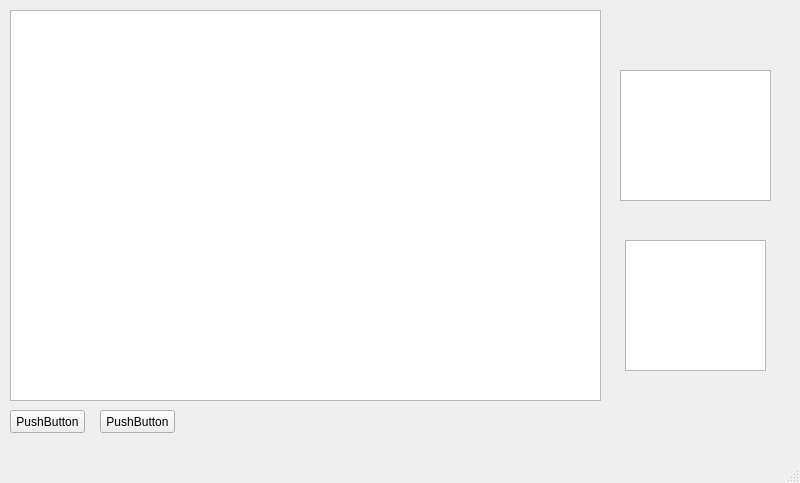
Above: test-qt/ui/main_window.ui from jorgeeldis/EspectrofotometroQT before the change. Below: the same form after it.
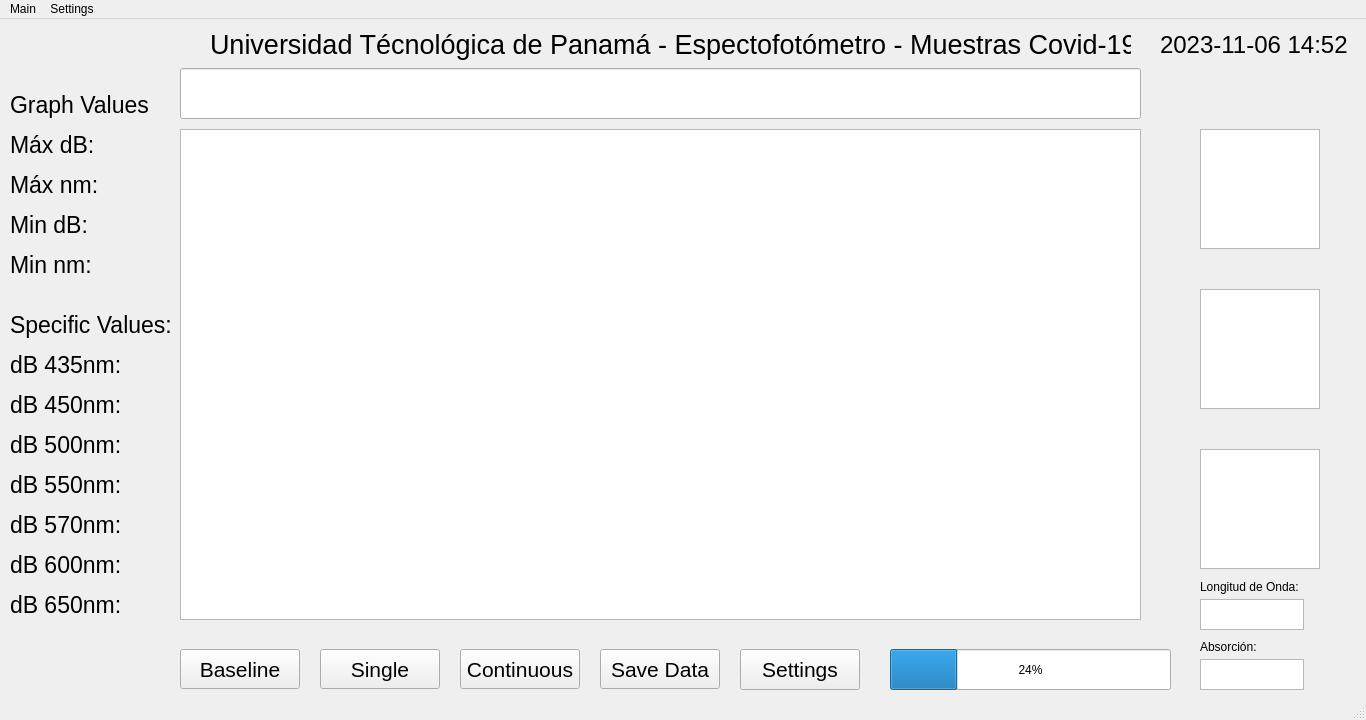
That is the form after the change.

Commit message: Cambios en el GUI

```diff
--- a/test-qt/ui/main_window.ui
+++ b/test-qt/ui/main_window.ui
@@ -6,8 +6,8 @@
    <rect>
     <x>0</x>
     <y>0</y>
-    <width>800</width>
-    <height>483</height>
+    <width>1366</width>
+    <height>720</height>
    </rect>
   </property>
   <property name="windowTitle">
@@ -17,56 +17,477 @@
    <widget class="QPushButton" name="pushButton">
     <property name="geometry">
      <rect>
-      <x>10</x>
-      <y>410</y>
-      <width>75</width>
-      <height>23</height>
+      <x>180</x>
+      <y>630</y>
+      <width>120</width>
+      <height>40</height>
      </rect>
     </property>
+    <property name="font">
+     <font>
+      <pointsize>16</pointsize>
+     </font>
+    </property>
     <property name="text">
-     <string>PushButton</string>
+     <string>Baseline</string>
     </property>
    </widget>
    <widget class="QPushButton" name="pushButton_2">
     <property name="geometry">
      <rect>
-      <x>100</x>
-      <y>410</y>
-      <width>75</width>
-      <height>23</height>
+      <x>320</x>
+      <y>630</y>
+      <width>120</width>
+      <height>40</height>
      </rect>
     </property>
+    <property name="font">
+     <font>
+      <pointsize>16</pointsize>
+     </font>
+    </property>
     <property name="text">
-     <string>PushButton</string>
+     <string>Single</string>
     </property>
    </widget>
    <widget class="QGraphicsView" name="graphicsView">
     <property name="geometry">
      <rect>
-      <x>620</x>
-      <y>70</y>
-      <width>151</width>
-      <height>131</height>
+      <x>1200</x>
+      <y>110</y>
+      <width>120</width>
+      <height>120</height>
      </rect>
     </property>
+    <property name="font">
+     <font>
+      <pointsize>7</pointsize>
+     </font>
+    </property>
    </widget>
    <widget class="QGraphicsView" name="graphicsView_2">
     <property name="geometry">
      <rect>
-      <x>625</x>
-      <y>240</y>
-      <width>141</width>
-      <height>131</height>
+      <x>1200</x>
+      <y>270</y>
+      <width>120</width>
+      <height>120</height>
      </rect>
     </property>
    </widget>
    <widget class="QGraphicsView" name="graphicsView_3">
     <property name="geometry">
      <rect>
-      <x>10</x>
+      <x>180</x>
+      <y>110</y>
+      <width>961</width>
+      <height>491</height>
+     </rect>
+    </property>
+   </widget>
+   <widget class="QGraphicsView" name="graphicsView_4">
+    <property name="geometry">
+     <rect>
+      <x>1200</x>
+      <y>430</y>
+      <width>120</width>
+      <height>120</height>
+     </rect>
+    </property>
+   </widget>
+   <widget class="QPushButton" name="pushButton_3">
+    <property name="geometry">
+     <rect>
+      <x>460</x>
+      <y>630</y>
+      <width>120</width>
+      <height>40</height>
+     </rect>
+    </property>
+    <property name="font">
+     <font>
+      <pointsize>16</pointsize>
+     </font>
+    </property>
+    <property name="text">
+     <string>Continuous</string>
+    </property>
+   </widget>
+   <widget class="QPushButton" name="pushButton_4">
+    <property name="geometry">
+     <rect>
+      <x>600</x>
+      <y>630</y>
+      <width>120</width>
+      <height>40</height>
+     </rect>
+    </property>
+    <property name="font">
+     <font>
+      <pointsize>16</pointsize>
+     </font>
+    </property>
+    <property name="text">
+     <string>Save Data</string>
+    </property>
+   </widget>
+   <widget class="QPushButton" name="pushButton_5">
+    <property name="geometry">
+     <rect>
+      <x>740</x>
+      <y>630</y>
+      <width>120</width>
+      <height>41</height>
+     </rect>
+    </property>
+    <property name="font">
+     <font>
+      <pointsize>16</pointsize>
+     </font>
+    </property>
+    <property name="text">
+     <string>Settings</string>
+    </property>
+   </widget>
+   <widget class="QLabel" name="label">
+    <property name="geometry">
+     <rect>
+      <x>210</x>
       <y>10</y>
-      <width>591</width>
-      <height>391</height>
+      <width>921</width>
+      <height>31</height>
+     </rect>
+    </property>
+    <property name="font">
+     <font>
+      <pointsize>20</pointsize>
+     </font>
+    </property>
+    <property name="text">
+     <string>Universidad Técnológica de Panamá - Espectofotómetro - Muestras Covid-19 </string>
+    </property>
+   </widget>
+   <widget class="QProgressBar" name="progressBar">
+    <property name="geometry">
+     <rect>
+      <x>890</x>
+      <y>630</y>
+      <width>281</width>
+      <height>41</height>
+     </rect>
+    </property>
+    <property name="value">
+     <number>24</number>
+    </property>
+   </widget>
+   <widget class="QLabel" name="label_2">
+    <property name="geometry">
+     <rect>
+      <x>1160</x>
+      <y>10</y>
+      <width>191</width>
+      <height>31</height>
+     </rect>
+    </property>
+    <property name="font">
+     <font>
+      <pointsize>18</pointsize>
+     </font>
+    </property>
+    <property name="text">
+     <string>2023-11-06 14:52</string>
+    </property>
+   </widget>
+   <widget class="QLabel" name="label_3">
+    <property name="geometry">
+     <rect>
+      <x>10</x>
+      <y>70</y>
+      <width>141</width>
+      <height>31</height>
+     </rect>
+    </property>
+    <property name="font">
+     <font>
+      <pointsize>17</pointsize>
+     </font>
+    </property>
+    <property name="text">
+     <string>Graph Values</string>
+    </property>
+   </widget>
+   <widget class="QLabel" name="label_4">
+    <property name="geometry">
+     <rect>
+      <x>10</x>
+      <y>110</y>
+      <width>141</width>
+      <height>31</height>
+     </rect>
+    </property>
+    <property name="font">
+     <font>
+      <pointsize>17</pointsize>
+     </font>
+    </property>
+    <property name="text">
+     <string>Máx dB:</string>
+    </property>
+   </widget>
+   <widget class="QLabel" name="label_5">
+    <property name="geometry">
+     <rect>
+      <x>10</x>
+      <y>150</y>
+      <width>141</width>
+      <height>31</height>
+     </rect>
+    </property>
+    <property name="font">
+     <font>
+      <pointsize>17</pointsize>
+     </font>
+    </property>
+    <property name="text">
+     <string>Máx nm:</string>
+    </property>
+   </widget>
+   <widget class="QLabel" name="label_6">
+    <property name="geometry">
+     <rect>
+      <x>10</x>
+      <y>190</y>
+      <width>141</width>
+      <height>31</height>
+     </rect>
+    </property>
+    <property name="font">
+     <font>
+      <pointsize>17</pointsize>
+     </font>
+    </property>
+    <property name="text">
+     <string>Min dB:</string>
+    </property>
+   </widget>
+   <widget class="QLabel" name="label_7">
+    <property name="geometry">
+     <rect>
+      <x>10</x>
+      <y>230</y>
+      <width>141</width>
+      <height>31</height>
+     </rect>
+    </property>
+    <property name="font">
+     <font>
+      <pointsize>17</pointsize>
+     </font>
+    </property>
+    <property name="text">
+     <string>Min nm:</string>
+    </property>
+   </widget>
+   <widget class="QLabel" name="label_8">
+    <property name="geometry">
+     <rect>
+      <x>10</x>
+      <y>290</y>
+      <width>171</width>
+      <height>31</height>
+     </rect>
+    </property>
+    <property name="font">
+     <font>
+      <pointsize>17</pointsize>
+     </font>
+    </property>
+    <property name="text">
+     <string>Specific Values:</string>
+    </property>
+   </widget>
+   <widget class="QLabel" name="label_9">
+    <property name="geometry">
+     <rect>
+      <x>10</x>
+      <y>330</y>
+      <width>141</width>
+      <height>31</height>
+     </rect>
+    </property>
+    <property name="font">
+     <font>
+      <pointsize>17</pointsize>
+     </font>
+    </property>
+    <property name="text">
+     <string>dB 435nm:</string>
+    </property>
+   </widget>
+   <widget class="QLabel" name="label_10">
+    <property name="geometry">
+     <rect>
+      <x>10</x>
+      <y>370</y>
+      <width>141</width>
+      <height>31</height>
+     </rect>
+    </property>
+    <property name="font">
+     <font>
+      <pointsize>17</pointsize>
+     </font>
+    </property>
+    <property name="text">
+     <string>dB 450nm:</string>
+    </property>
+   </widget>
+   <widget class="QLabel" name="label_11">
+    <property name="geometry">
+     <rect>
+      <x>10</x>
+      <y>410</y>
+      <width>141</width>
+      <height>31</height>
+     </rect>
+    </property>
+    <property name="font">
+     <font>
+      <pointsize>17</pointsize>
+     </font>
+    </property>
+    <property name="text">
+     <string>dB 500nm:</string>
+    </property>
+   </widget>
+   <widget class="QLabel" name="label_12">
+    <property name="geometry">
+     <rect>
+      <x>10</x>
+      <y>450</y>
+      <width>141</width>
+      <height>31</height>
+     </rect>
+    </property>
+    <property name="font">
+     <font>
+      <pointsize>17</pointsize>
+     </font>
+    </property>
+    <property name="text">
+     <string>dB 550nm:</string>
+    </property>
+   </widget>
+   <widget class="QLabel" name="label_13">
+    <property name="geometry">
+     <rect>
+      <x>10</x>
+      <y>490</y>
+      <width>141</width>
+      <height>31</height>
+     </rect>
+    </property>
+    <property name="font">
+     <font>
+      <pointsize>17</pointsize>
+     </font>
+    </property>
+    <property name="text">
+     <string>dB 570nm:</string>
+    </property>
+   </widget>
+   <widget class="QLabel" name="label_14">
+    <property name="geometry">
+     <rect>
+      <x>10</x>
+      <y>530</y>
+      <width>141</width>
+      <height>31</height>
+     </rect>
+    </property>
+    <property name="font">
+     <font>
+      <pointsize>17</pointsize>
+     </font>
+    </property>
+    <property name="text">
+     <string>dB 600nm:</string>
+    </property>
+   </widget>
+   <widget class="QLabel" name="label_15">
+    <property name="geometry">
+     <rect>
+      <x>10</x>
+      <y>570</y>
+      <width>141</width>
+      <height>31</height>
+     </rect>
+    </property>
+    <property name="font">
+     <font>
+      <pointsize>17</pointsize>
+     </font>
+    </property>
+    <property name="text">
+     <string>dB 650nm:</string>
+    </property>
+   </widget>
+   <widget class="QLineEdit" name="lineEdit">
+    <property name="geometry">
+     <rect>
+      <x>180</x>
+      <y>49</y>
+      <width>961</width>
+      <height>51</height>
+     </rect>
+    </property>
+    <property name="text">
+     <string/>
+    </property>
+   </widget>
+   <widget class="QLabel" name="label_16">
+    <property name="geometry">
+     <rect>
+      <x>1200</x>
+      <y>560</y>
+      <width>111</width>
+      <height>16</height>
+     </rect>
+    </property>
+    <property name="text">
+     <string>Longitud de Onda:</string>
+    </property>
+   </widget>
+   <widget class="QTextEdit" name="textEdit">
+    <property name="geometry">
+     <rect>
+      <x>1200</x>
+      <y>580</y>
+      <width>104</width>
+      <height>31</height>
+     </rect>
+    </property>
+   </widget>
+   <widget class="QLabel" name="label_17">
+    <property name="geometry">
+     <rect>
+      <x>1200</x>
+      <y>620</y>
+      <width>111</width>
+      <height>16</height>
+     </rect>
+    </property>
+    <property name="text">
+     <string>Absorción:</string>
+    </property>
+   </widget>
+   <widget class="QTextEdit" name="textEdit_2">
+    <property name="geometry">
+     <rect>
+      <x>1200</x>
+      <y>640</y>
+      <width>104</width>
+      <height>31</height>
      </rect>
     </property>
    </widget>
@@ -76,10 +497,22 @@
     <rect>
      <x>0</x>
      <y>0</y>
-     <width>800</width>
-     <height>22</height>
+     <width>1366</width>
+     <height>21</height>
     </rect>
    </property>
+   <widget class="QMenu" name="menuMain">
+    <property name="title">
+     <string>Main</string>
+    </property>
+   </widget>
+   <widget class="QMenu" name="menuSettings">
+    <property name="title">
+     <string>Settings</string>
+    </property>
+   </widget>
+   <addaction name="menuMain"/>
+   <addaction name="menuSettings"/>
   </widget>
   <widget class="QStatusBar" name="statusbar"/>
  </widget>
```
